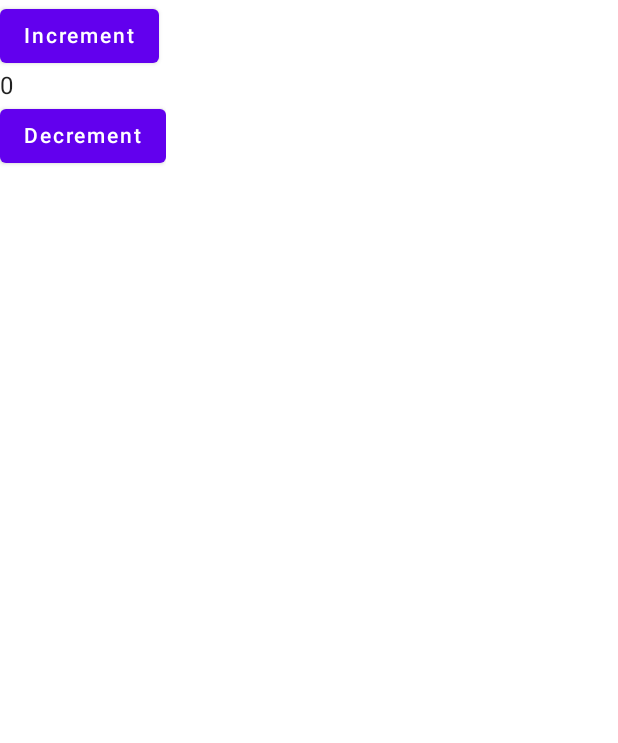
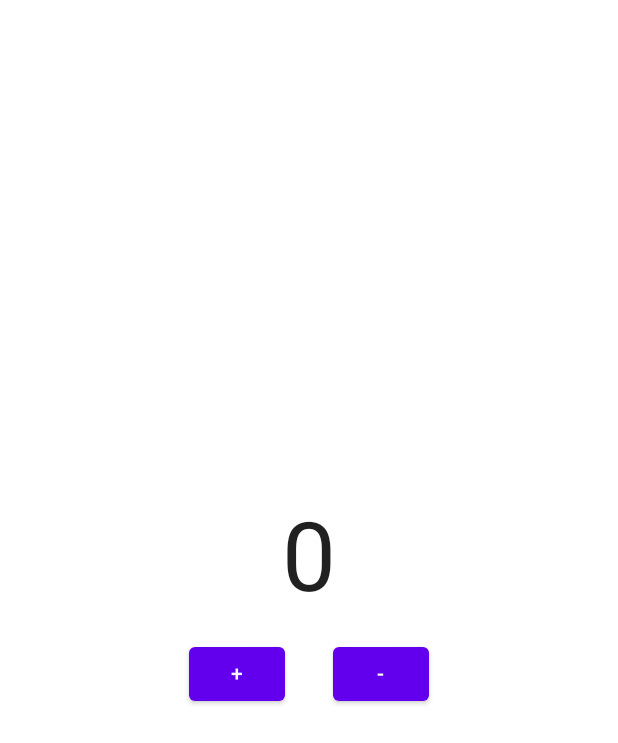
Before and after one commit to YMatoi/counter, an Android app built with Jetpack Compose: the screen it shows after launch (MainActivity), on a phone screen of 412 x 824 dp. Shown: the top 743 px of the screen. Run offline under Robolectric (Android 15) with nearby library versions, the phone set to English and light mode, and no system bars.

Commit message:
fix main screen layout

```diff
--- a/app/src/main/java/com/github/ymatoi/counter/ui/composable/MainScreen.kt
+++ b/app/src/main/java/com/github/ymatoi/counter/ui/composable/MainScreen.kt
@@ -1,11 +1,16 @@
 package com.github.ymatoi.counter.ui.composable
 
-import androidx.compose.foundation.layout.Column
+import androidx.compose.foundation.layout.*
 import androidx.compose.material.Button
 import androidx.compose.material.Text
 import androidx.compose.runtime.Composable
 import androidx.compose.runtime.collectAsState
 import androidx.compose.runtime.getValue
+import androidx.compose.ui.Alignment
+import androidx.compose.ui.Modifier
+import androidx.compose.ui.tooling.preview.Preview
+import androidx.compose.ui.unit.dp
+import androidx.compose.ui.unit.sp
 
 @Composable
 fun MainScreen(viewModel: MainViewModel = MainViewModel()) {
@@ -19,13 +24,33 @@ fun MainScreen(
     onClickIncrement: ()->Unit = {},
     onClickDecrement: ()->Unit = {},
 ) {
-    Column {
-        Button(onClick = onClickIncrement) {
-            Text(text = "Increment")
-        }
-        Text(text = "$count")
-        Button(onClick = onClickDecrement) {
-            Text(text = "Decrement")
+    Column(
+        modifier = Modifier
+            .fillMaxWidth()
+            .fillMaxHeight(),
+        verticalArrangement = Arrangement.Center,
+        horizontalAlignment = Alignment.CenterHorizontally
+    ) {
+        Text(fontSize = 64.sp, text = "$count")
+        Row {
+            Button(
+                onClick = onClickIncrement,
+                modifier = Modifier.padding(16.dp)
+            ) {
+                Text(text = "+")
+            }
+            Button(
+                onClick = onClickDecrement,
+                modifier = Modifier.padding(16.dp)
+            ) {
+                Text(text = "-")
+            }
         }
     }
 }
+
+@Preview
+@Composable
+fun MainScreenPreview() {
+    MainScreen(0, {}, {})
+}
```
Also changed, not shown: 1 other file.
